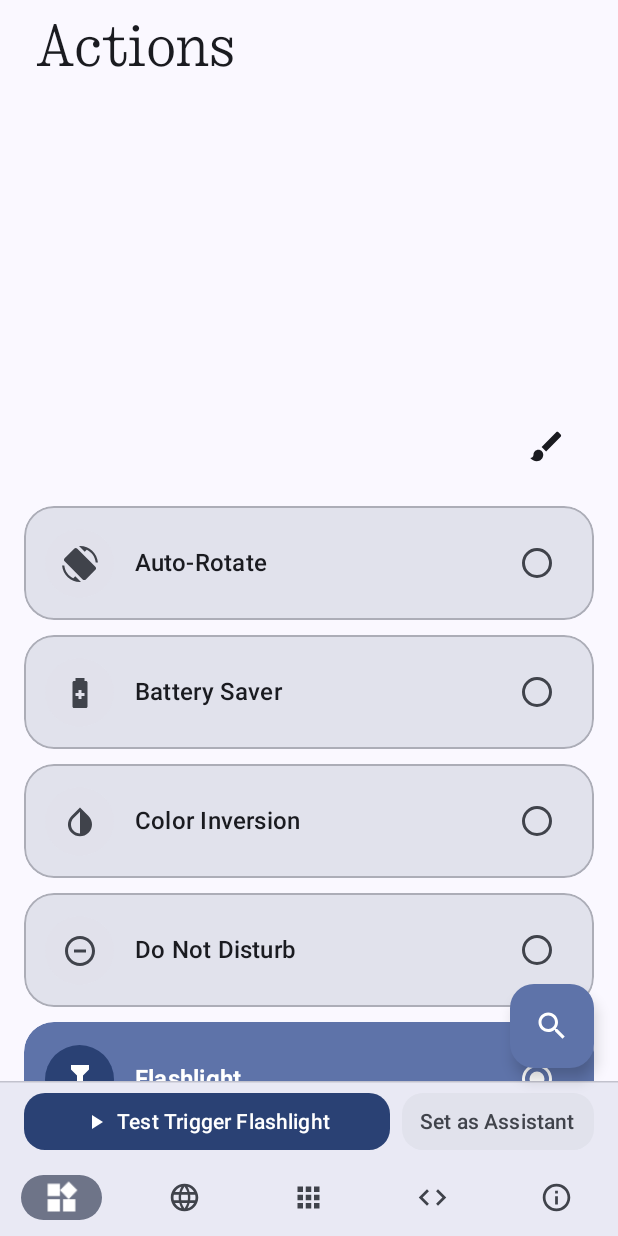
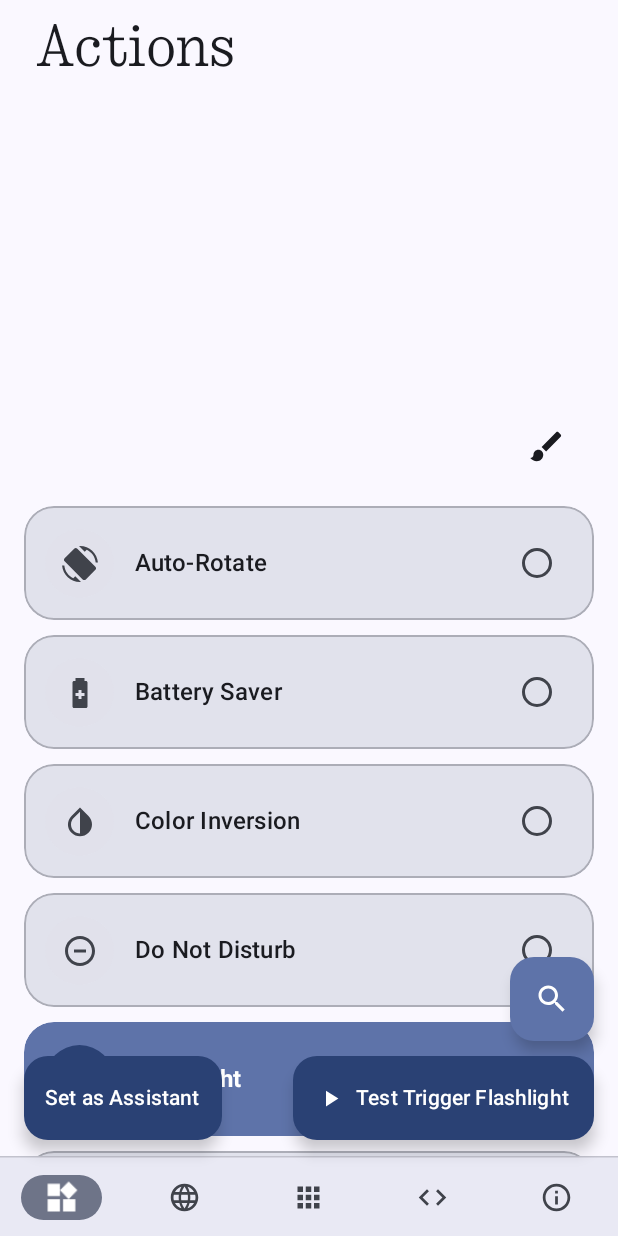
Before and after one commit to fayyeon/Assistia, an Android app built with Jetpack Compose: the screen it shows after launch (MainActivity), on a phone screen of 412 x 824 dp. Run offline under Robolectric (Android 15) with nearby library versions, the phone set to English and light mode, and no system bars.

Commit message:
UI: fix slim 48dp landscape right rail, move Test Trigger & Set as Assistant outside portrait bottom bar with matching primary style

```diff
--- a/app/src/main/java/com/powerhold/app/ui/screens/MainDashboardScreen.kt
+++ b/app/src/main/java/com/powerhold/app/ui/screens/MainDashboardScreen.kt
@@ -35,7 +35,7 @@ import androidx.compose.foundation.layout.PaddingValues
 import androidx.compose.foundation.layout.Row
 import androidx.compose.foundation.layout.Spacer
 import androidx.compose.foundation.layout.WindowInsets
-import androidx.compose.foundation.layout.displayCutoutPadding
+import androidx.compose.foundation.layout.WindowInsetsSides
 import androidx.compose.foundation.layout.fillMaxHeight
 import androidx.compose.foundation.layout.fillMaxSize
 import androidx.compose.foundation.layout.fillMaxWidth
@@ -43,6 +43,7 @@ import androidx.compose.foundation.layout.height
 import androidx.compose.foundation.layout.ime
 import androidx.compose.foundation.layout.navigationBars
 import androidx.compose.foundation.layout.navigationBarsPadding
+import androidx.compose.foundation.layout.only
 import androidx.compose.foundation.layout.padding
 import androidx.compose.foundation.layout.size
 import androidx.compose.foundation.layout.statusBarsPadding
@@ -60,12 +61,9 @@ import androidx.compose.foundation.text.KeyboardOptions
 import androidx.compose.material.icons.Icons
 import androidx.compose.material.icons.filled.Close
 import androidx.compose.material.icons.filled.Search
-import androidx.compose.material3.Button
-import androidx.compose.material3.ButtonDefaults
 import androidx.compose.material3.Checkbox
 import androidx.compose.material3.CheckboxDefaults
 import androidx.compose.material3.ExperimentalMaterial3Api
-import androidx.compose.material3.FilledTonalButton
 import androidx.compose.material3.FloatingActionButton
 import androidx.compose.material3.HorizontalDivider
 import androidx.compose.material3.Icon
@@ -378,77 +376,31 @@ fun MainDashboardScreen(
                             onHideKeyboard = { keyboardController?.hide() }
                         )
 
-                        // Floating Test Trigger button placed below the search button (hidden while typing in search)
+                        // Floating Test Trigger & Set as Assistant row placed below the search button
                         if (!showSearch) {
                             Spacer(Modifier.height(10.dp))
-                            Row(
-                                modifier = Modifier.padding(end = 16.dp),
-                                horizontalArrangement = Arrangement.spacedBy(8.dp),
-                                verticalAlignment = Alignment.CenterVertically
-                            ) {
-                                if (!isAssistantSet) {
-                                    Surface(
-                                        onClick = onOpenAssistantSettings,
-                                        shape = RoundedCornerShape(16.dp),
-                                        color = MaterialTheme.colorScheme.surfaceVariant,
-                                        contentColor = MaterialTheme.colorScheme.onSurfaceVariant,
-                                        shadowElevation = 4.dp,
-                                        modifier = Modifier.height(56.dp)
-                                    ) {
-                                        Box(
-                                            contentAlignment = Alignment.Center,
-                                            modifier = Modifier.padding(horizontal = 16.dp)
-                                        ) {
-                                            Text(
-                                                text = "Set as Assistant",
-                                                fontWeight = FontWeight.SemiBold,
-                                                style = MaterialTheme.typography.labelLarge
-                                            )
-                                        }
-                                    }
-                                }
-
-                                Surface(
-                                    onClick = { viewModel.testAction(context) },
-                                    shape = RoundedCornerShape(16.dp),
-                                    color = MaterialTheme.colorScheme.primary,
-                                    contentColor = MaterialTheme.colorScheme.onPrimary,
-                                    shadowElevation = 6.dp,
-                                    modifier = Modifier
-                                        .height(56.dp)
-                                        .widthIn(min = 56.dp, max = 340.dp)
-                                ) {
-                                    Row(
-                                        verticalAlignment = Alignment.CenterVertically,
-                                        modifier = Modifier.padding(horizontal = 16.dp)
-                                    ) {
-                                        Icon(
-                                            imageVector = AppIcons.PlayArrow,
-                                            contentDescription = null,
-                                            modifier = Modifier.size(18.dp)
-                                        )
-                                        Spacer(Modifier.width(8.dp))
-                                        Text(
-                                            text = testButtonLabel,
-                                            maxLines = 1,
-                                            overflow = TextOverflow.Ellipsis,
-                                            fontWeight = FontWeight.SemiBold,
-                                            style = MaterialTheme.typography.labelLarge
-                                        )
-                                    }
-                                }
-                            }
+                            FloatingTriggerActionsRow(
+                                testButtonLabel = testButtonLabel,
+                                isAssistantSet = isAssistantSet,
+                                maxTriggerWidth = 340.dp,
+                                onTestAction = { viewModel.testAction(context) },
+                                onOpenAssistantSettings = onOpenAssistantSettings
+                            )
                         }
                     }
                 }
 
-                // Right-side vertical navigation bar
+                // Right-side vertical navigation bar (strictly 48dp + end system nav inset only)
                 Surface(
                     color = MaterialTheme.colorScheme.surface,
                     tonalElevation = 3.dp,
                     modifier = Modifier.fillMaxHeight()
                 ) {
-                    Row(modifier = Modifier.fillMaxHeight()) {
+                    Row(
+                        modifier = Modifier
+                            .fillMaxHeight()
+                            .windowInsetsPadding(WindowInsets.navigationBars.only(WindowInsetsSides.End))
+                    ) {
                         VerticalDivider(
                             color = MaterialTheme.colorScheme.outlineVariant.copy(alpha = 0.35f),
                             thickness = 1.dp
@@ -456,9 +408,8 @@ fun MainDashboardScreen(
                         Column(
                             modifier = Modifier
                                 .fillMaxHeight()
-                                .navigationBarsPadding()
-                                .displayCutoutPadding()
-                                .width(52.dp),
+                                .statusBarsPadding()
+                                .width(48.dp),
                             verticalArrangement = Arrangement.SpaceEvenly,
                             horizontalAlignment = Alignment.CenterHorizontally
                         ) {
@@ -636,7 +587,7 @@ fun MainDashboardScreen(
                     )
                 }
 
-                // Docked Bottom Bar: FIXED at bottom (no imePadding, covered by keyboard when active)
+                // Docked Bottom Bar: FIXED at bottom (icon-only nav bar, no imePadding)
                 Surface(
                     color = MaterialTheme.colorScheme.surface,
                     tonalElevation = 3.dp,
@@ -649,56 +600,6 @@ fun MainDashboardScreen(
                             color = MaterialTheme.colorScheme.outlineVariant.copy(alpha = 0.35f),
                             thickness = 1.dp
                         )
-
-                        Row(
-                            modifier = Modifier
-                                .fillMaxWidth()
-                                .padding(horizontal = 16.dp, vertical = 6.dp),
-                            horizontalArrangement = Arrangement.spacedBy(8.dp),
-                            verticalAlignment = Alignment.CenterVertically
-                        ) {
-                            Button(
-                                onClick = { viewModel.testAction(context) },
-                                modifier = Modifier
-                                    .weight(1f)
-                                    .height(38.dp),
-                                contentPadding = PaddingValues(horizontal = 14.dp, vertical = 0.dp),
-                                colors = ButtonDefaults.buttonColors(
-                                    containerColor = MaterialTheme.colorScheme.primary,
-                                    contentColor = MaterialTheme.colorScheme.onPrimary
-                                ),
-                                shape = RoundedCornerShape(14.dp)
-                            ) {
-                                Icon(AppIcons.PlayArrow, contentDescription = null, modifier = Modifier.size(16.dp))
-                                Spacer(Modifier.width(6.dp))
-                                Text(
-                                    text = testButtonLabel,
-                                    maxLines = 1,
-                                    overflow = TextOverflow.Ellipsis,
-                                    fontWeight = FontWeight.SemiBold,
-                                    style = MaterialTheme.typography.labelLarge
-                                )
-                            }
-
-                            if (!isAssistantSet) {
-                                FilledTonalButton(
-                                    onClick = onOpenAssistantSettings,
-                                    modifier = Modifier.height(38.dp),
-                                    contentPadding = PaddingValues(horizontal = 12.dp, vertical = 0.dp),
-                                    shape = RoundedCornerShape(14.dp),
-                                    colors = ButtonDefaults.filledTonalButtonColors(
-                                        containerColor = MaterialTheme.colorScheme.surfaceVariant,
-                                        contentColor = MaterialTheme.colorScheme.onSurfaceVariant
-                                    )
-                                ) {
-                                    Text(
-                                        text = "Set as Assistant",
-                                        fontWeight = FontWeight.SemiBold,
-                                        style = MaterialTheme.typography.labelLarge
-                                    )
-                                }
-                            }
-                        }
 
                         Row(
                             modifier = Modifier
@@ -727,14 +628,14 @@ fun MainDashboardScreen(
                     }
                 }
 
-                // Floating ADB & Morphing Search layer (only moves with keyboard)
+                // Floating Search + Test Trigger + Set as Assistant layer (portrait)
                 val isImeVisible = WindowInsets.ime.getBottom(LocalDensity.current) > 0
                 Column(
                     modifier = Modifier
                         .align(Alignment.BottomEnd)
                         .fillMaxWidth()
                         .windowInsetsPadding(WindowInsets.ime.union(WindowInsets.navigationBars))
-                        .padding(bottom = if (isImeVisible) 8.dp else 112.dp),
+                        .padding(bottom = if (isImeVisible) 8.dp else 64.dp),
                     horizontalAlignment = Alignment.End
                 ) {
                     SearchAndAdbControls(
@@ -748,6 +649,17 @@ fun MainDashboardScreen(
                         onCloseSearch = { showSearch = false },
                         onHideKeyboard = { keyboardController?.hide() }
                     )
+
+                    if (!showSearch && !isImeVisible) {
+                        Spacer(Modifier.height(10.dp))
+                        FloatingTriggerActionsRow(
+                            testButtonLabel = testButtonLabel,
+                            isAssistantSet = isAssistantSet,
+                            maxTriggerWidth = 240.dp,
+                            onTestAction = { viewModel.testAction(context) },
+                            onOpenAssistantSettings = onOpenAssistantSettings
+                        )
+                    }
                 }
             }
         }
@@ -906,6 +818,78 @@ private fun SearchAndAdbControls(
 }
 
 @Composable
+private fun FloatingTriggerActionsRow(
+    testButtonLabel: String,
+    isAssistantSet: Boolean,
+    maxTriggerWidth: androidx.compose.ui.unit.Dp,
+    onTestAction: () -> Unit,
+    onOpenAssistantSettings: () -> Unit
+) {
+    Row(
+        modifier = Modifier
+            .fillMaxWidth()
+            .padding(horizontal = 16.dp),
+        horizontalArrangement = Arrangement.spacedBy(8.dp),
+        verticalAlignment = Alignment.CenterVertically
+    ) {
+        if (!isAssistantSet) {
+            Surface(
+                onClick = onOpenAssistantSettings,
+                shape = RoundedCornerShape(16.dp),
+                color = MaterialTheme.colorScheme.primary,
+                contentColor = MaterialTheme.colorScheme.onPrimary,
+                shadowElevation = 6.dp,
+                modifier = Modifier.height(56.dp)
+            ) {
+                Box(
+                    contentAlignment = Alignment.Center,
+                    modifier = Modifier.padding(horizontal = 14.dp)
+                ) {
+                    Text(
+                        text = "Set as Assistant",
+                        maxLines = 1,
+                        fontWeight = FontWeight.SemiBold,
+                        style = MaterialTheme.typography.labelLarge
+                    )
+                }
+            }
+        }
+
+        Spacer(Modifier.weight(1f))
+
+        Surface(
+            onClick = onTestAction,
+            shape = RoundedCornerShape(16.dp),
+            color = MaterialTheme.colorScheme.primary,
+            contentColor = MaterialTheme.colorScheme.onPrimary,
+            shadowElevation = 6.dp,
+            modifier = Modifier
+                .height(56.dp)
+                .widthIn(min = 56.dp, max = maxTriggerWidth)
+        ) {
+            Row(
+                verticalAlignment = Alignment.CenterVertically,
+                modifier = Modifier.padding(horizontal = 16.dp)
+            ) {
+                Icon(
+                    imageVector = AppIcons.PlayArrow,
+                    contentDescription = null,
+                    modifier = Modifier.size(18.dp)
+                )
+                Spacer(Modifier.width(8.dp))
+                Text(
+                    text = testButtonLabel,
+                    maxLines = 1,
+                    overflow = TextOverflow.Ellipsis,
+                    fontWeight = FontWeight.SemiBold,
+                    style = MaterialTheme.typography.labelLarge
+                )
+            }
+        }
+    }
+}
+
+@Composable
 private fun NavBarIconItem(
     tab: NavTabItem,
     isSelected: Boolean,
@@ -919,7 +903,7 @@ private fun NavBarIconItem(
         label = "iconScale"
     )
     val pillSize by animateDpAsState(
-        targetValue = if (isSelected) (if (isVerticalBar) 38.dp else 54.dp) else 0.dp,
+        targetValue = if (isSelected) (if (isVerticalBar) 36.dp else 54.dp) else 0.dp,
         animationSpec = tween(durationMillis = 200, easing = FastOutSlowInEasing),
         label = "pillSize"
     )
--- a/app/src/main/java/com/powerhold/app/ui/screens/WebsiteTab.kt
+++ b/app/src/main/java/com/powerhold/app/ui/screens/WebsiteTab.kt
@@ -76,8 +76,8 @@ fun WebsiteTab(
 
     val bottomPadding = when {
         isImeVisible -> 8.dp
-        isLandscape -> 80.dp // Leaves room for floating Test Trigger button below in landscape
-        else -> 112.dp
+        isLandscape -> 80.dp
+        else -> 132.dp
     }
 
     Column(
```
